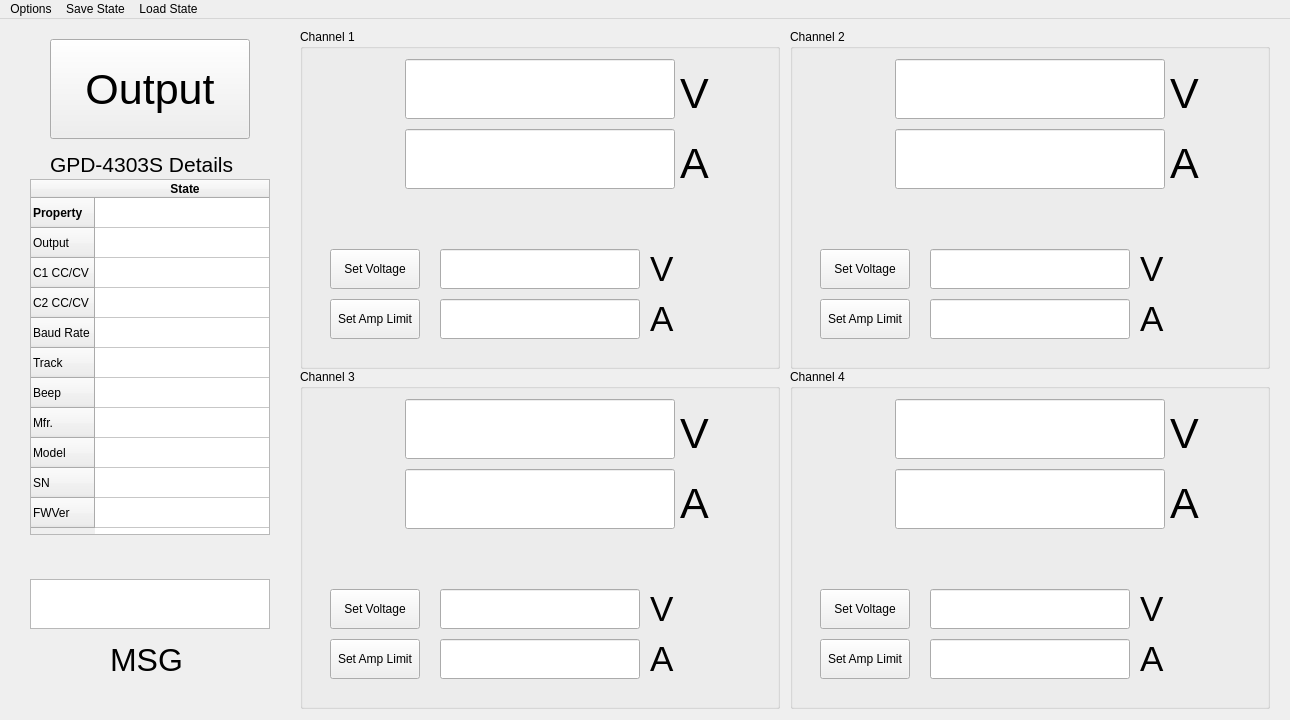
Old version of the form GPD_4303S_GUI_UI.ui in the repository DylanLamBear/GPD-4303S-GUI.
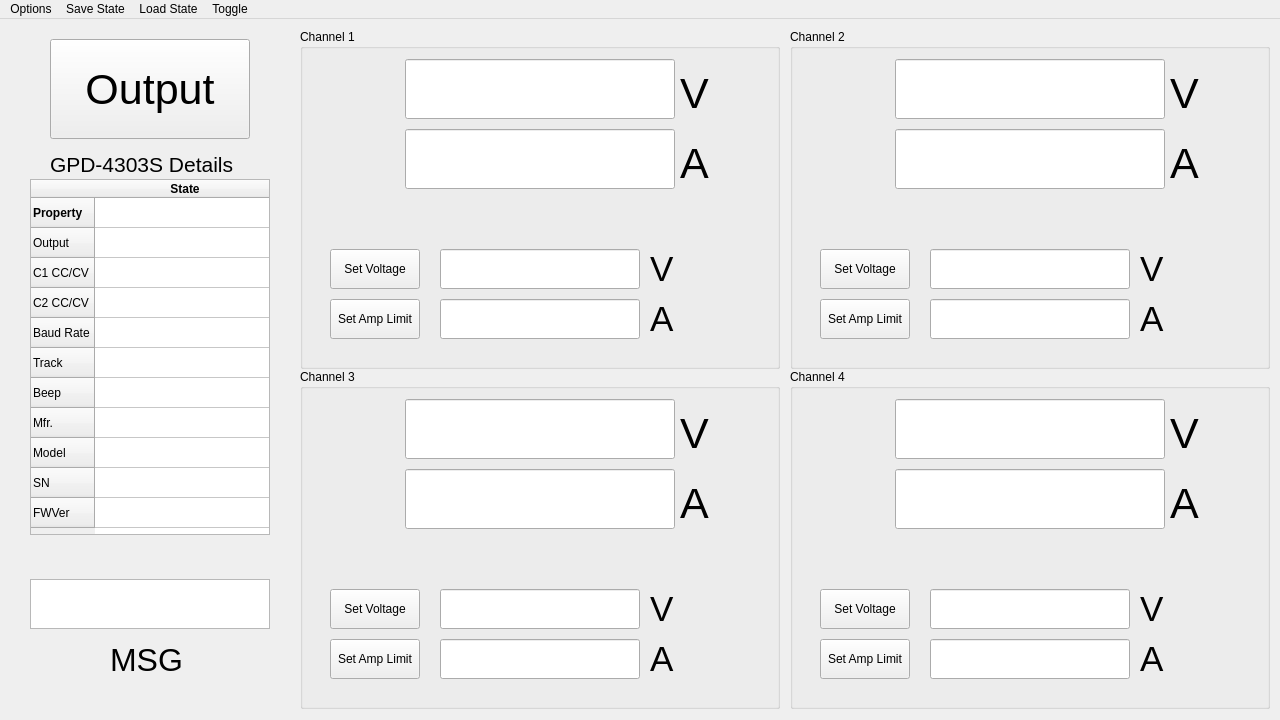
New version of the form.

Commit message: Added initalization functionality to read out and save all of the connnected 4303S's memory setting. I also implmented toggling through the 4303S Tracking setting, and Beep setting.

```diff
--- a/GPD_4303S_GUI_UI.ui
+++ b/GPD_4303S_GUI_UI.ui
@@ -6,7 +6,7 @@
    <rect>
     <x>0</x>
     <y>0</y>
-    <width>1290</width>
+    <width>1280</width>
     <height>720</height>
    </rect>
   </property>
@@ -1197,7 +1197,7 @@
     <rect>
      <x>0</x>
      <y>0</y>
-     <width>1290</width>
+     <width>1280</width>
      <height>22</height>
     </rect>
    </property>
@@ -1226,9 +1226,17 @@
     <addaction name="actionLoad_State_3"/>
     <addaction name="actionLoad_State_4"/>
    </widget>
+   <widget class="QMenu" name="menuToggle">
+    <property name="title">
+     <string>Toggle</string>
+    </property>
+    <addaction name="action_ToggleBeep"/>
+    <addaction name="actionToggleTracking"/>
+   </widget>
    <addaction name="menuOptions"/>
    <addaction name="menuSave_State"/>
    <addaction name="menuLoad_State"/>
+   <addaction name="menuToggle"/>
   </widget>
   <action name="actionReset">
    <property name="text">
```
Left out of the diff: 141 changed lines with no effect on the pictures. The commit also changes 2 other files.
